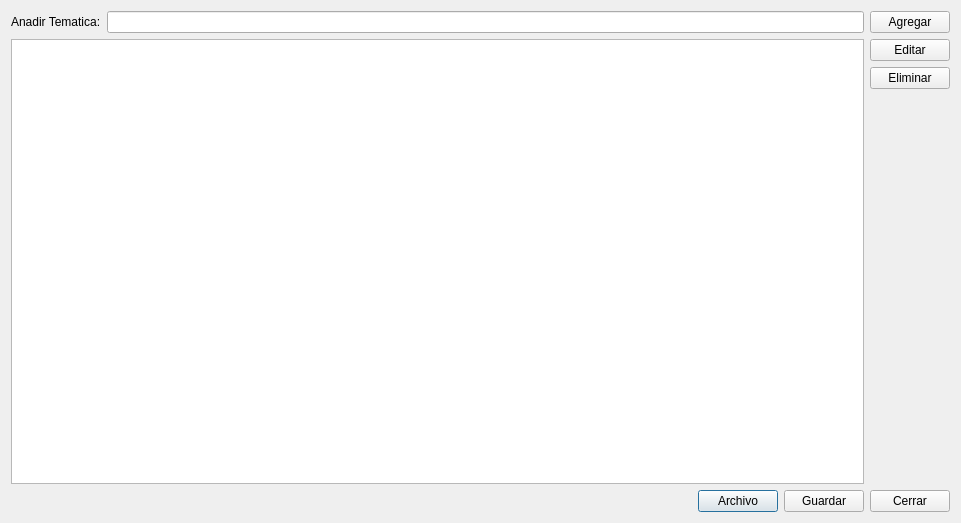
First picture: the form in newtematica.ui, repository FelixRNV/Juego_OCA, before the edit.
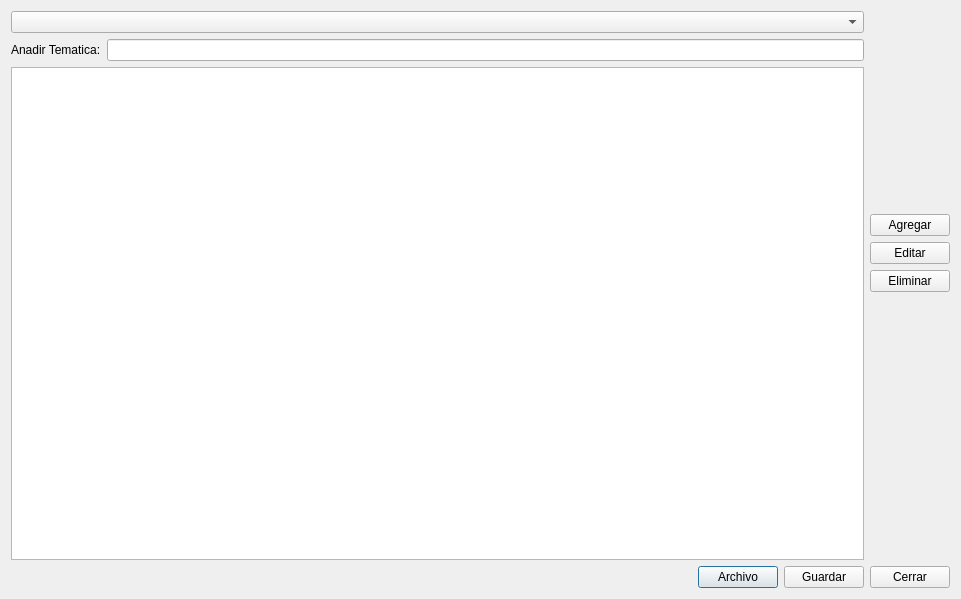
Second picture: the form after the edit.

```diff
--- a/newtematica.ui
+++ b/newtematica.ui
@@ -7,7 +7,7 @@
     <x>0</x>
     <y>0</y>
     <width>961</width>
-    <height>523</height>
+    <height>599</height>
    </rect>
   </property>
   <property name="windowTitle">
@@ -16,20 +16,14 @@
   <layout class="QGridLayout" name="gridLayout_6">
    <item row="0" column="0">
     <layout class="QGridLayout" name="gridLayout_3">
-     <item row="0" column="1">
-      <widget class="QLineEdit" name="ltxNombreTematica"/>
-     </item>
-     <item row="0" column="0">
+     <item row="1" column="0">
       <widget class="QLabel" name="label_2">
        <property name="text">
         <string>Anadir Tematica:</string>
        </property>
       </widget>
      </item>
-     <item row="1" column="0" colspan="2">
-      <widget class="QTableWidget" name="tblLista"/>
-     </item>
-     <item row="2" column="0" colspan="2">
+     <item row="3" column="0" colspan="2">
       <layout class="QGridLayout" name="gridLayout_4">
        <item row="0" column="0">
         <spacer name="horizontalSpacer">
@@ -60,32 +54,20 @@
        </item>
       </layout>
      </item>
+     <item row="1" column="1">
+      <widget class="QLineEdit" name="ltxNombreTematica"/>
+     </item>
+     <item row="2" column="0" colspan="2">
+      <widget class="QTableWidget" name="tblLista"/>
+     </item>
+     <item row="0" column="0" colspan="2">
+      <widget class="QComboBox" name="comboBox"/>
+     </item>
     </layout>
    </item>
    <item row="0" column="1">
     <layout class="QGridLayout" name="gridLayout_5">
-     <item row="0" column="0">
-      <widget class="QPushButton" name="btn_Ingresar">
-       <property name="text">
-        <string>Agregar</string>
-       </property>
-      </widget>
-     </item>
-     <item row="1" column="0">
-      <widget class="QPushButton" name="btn_Editar">
-       <property name="text">
-        <string>Editar</string>
-       </property>
-      </widget>
-     </item>
-     <item row="2" column="0">
-      <widget class="QPushButton" name="btn_Eliminar">
-       <property name="text">
-        <string>Eliminar</string>
-       </property>
-      </widget>
-     </item>
-     <item row="3" column="0">
+     <item row="4" column="0">
       <spacer name="verticalSpacer_2">
        <property name="orientation">
         <enum>Qt::Vertical</enum>
@@ -98,13 +80,50 @@
        </property>
       </spacer>
      </item>
-     <item row="4" column="0">
+     <item row="3" column="0">
+      <widget class="QPushButton" name="btn_Eliminar">
+       <property name="text">
+        <string>Eliminar</string>
+       </property>
+      </widget>
+     </item>
+     <item row="5" column="0">
       <widget class="QPushButton" name="btn_Cerrar">
        <property name="text">
         <string>Cerrar</string>
        </property>
       </widget>
      </item>
+     <item row="2" column="0">
+      <widget class="QPushButton" name="btn_Editar">
+       <property name="text">
+        <string>Editar</string>
+       </property>
+      </widget>
+     </item>
+     <item row="1" column="0">
+      <widget class="QPushButton" name="btn_Ingresar">
+       <property name="text">
+        <string>Agregar</string>
+       </property>
+      </widget>
+     </item>
+     <item row="0" column="0">
+      <spacer name="verticalSpacer">
+       <property name="orientation">
+        <enum>Qt::Vertical</enum>
+       </property>
+       <property name="sizeType">
+        <enum>QSizePolicy::Expanding</enum>
+       </property>
+       <property name="sizeHint" stdset="0">
+        <size>
+         <width>20</width>
+         <height>20</height>
+        </size>
+       </property>
+      </spacer>
+     </item>
     </layout>
    </item>
   </layout>
```
